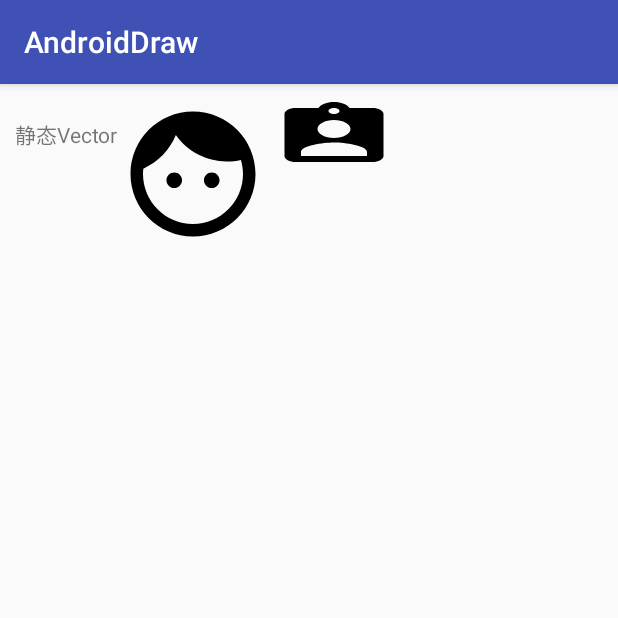
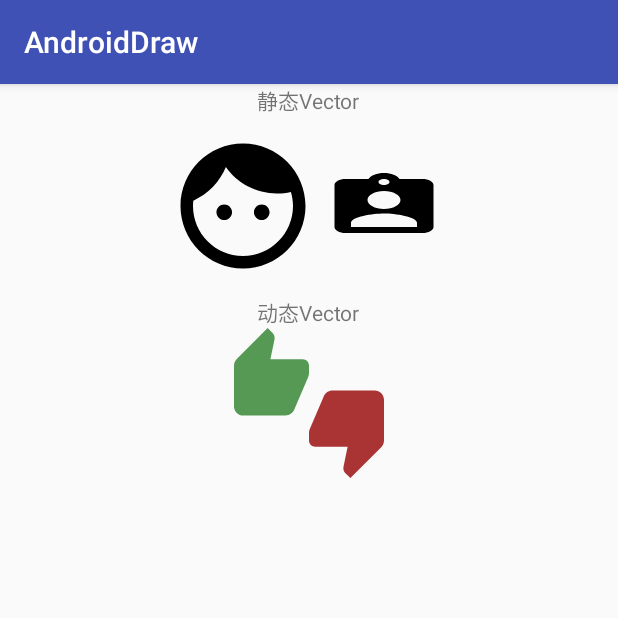
Before and after one commit to gjnm/AndroidDraw, an Android app: the VectorActivity screen opened directly, with no data from a screen before it, on a phone screen of 412 x 824 dp, the top half of it. Run offline under Robolectric (Android 15) with nearby library versions, the phone set to English and light mode, and no system bars.

Commit message:
change:添加动态的VectorDrawable

```diff
--- a/app/src/main/java/com/gjnm/androiddraw/VectorActivity.java
+++ b/app/src/main/java/com/gjnm/androiddraw/VectorActivity.java
@@ -1,13 +1,18 @@
 package com.gjnm.androiddraw;
 
+import android.graphics.drawable.Animatable;
+import android.graphics.drawable.Drawable;
 import android.os.Bundle;
 import android.support.v7.app.AppCompatActivity;
+import android.view.View;
+import android.widget.ImageView;
 
 /**
  * Created by gaojian12 on 17/8/27.
  */
 
 public class VectorActivity extends AppCompatActivity {
+    public ImageView arrow;
     @Override
     protected void onCreate(Bundle savedInstanceState) {
         super.onCreate(savedInstanceState);
@@ -16,7 +21,10 @@ public class VectorActivity extends AppCompatActivity {
     }
 
     private void init() {
-
-
+        arrow = (ImageView) findViewById(R.id.arrow);
+        Drawable drawable = arrow.getDrawable();
+        if(drawable instanceof Animatable){
+            ((Animatable)drawable).start();
+        }
     }
 }
--- /dev/null
+++ b/app/src/main/res/animator/anim_left.xml
@@ -0,0 +1,12 @@
+<?xml version="1.0" encoding="utf-8"?>
+<objectAnimator xmlns:android="http://schemas.android.com/apk/res/android"
+    android:duration="1000"
+    android:repeatMode="reverse"
+    android:repeatCount="infinite"
+    android:propertyName="translateX"
+    android:valueFrom="0dp"
+    android:valueTo="2dp"
+    android:valueType="floatType">
+
+
+</objectAnimator>
--- /dev/null
+++ b/app/src/main/res/animator/anim_right.xml
@@ -0,0 +1,12 @@
+<?xml version="1.0" encoding="utf-8"?>
+<objectAnimator xmlns:android="http://schemas.android.com/apk/res/android"
+    android:duration="1000"
+    android:propertyName="translateX"
+    android:repeatCount="infinite"
+    android:repeatMode="reverse"
+    android:valueFrom="0dp"
+    android:valueTo="-2dp"
+    android:valueType="floatType">
+
+
+</objectAnimator>
--- /dev/null
+++ b/app/src/main/res/drawable/arrow_anim.xml
@@ -0,0 +1,12 @@
+<?xml version="1.0" encoding="utf-8"?>
+<animated-vector xmlns:android="http://schemas.android.com/apk/res/android"
+    android:drawable="@drawable/ic_thumbs_up_down_black_24dp">
+    <target
+        android:name="arrow_left"
+        android:animation="@animator/anim_left" />
+
+    <target
+        android:name="arrow_right"
+        android:animation="@animator/anim_right" />
+
+    </animated-vector>
--- /dev/null
+++ b/app/src/main/res/drawable/ic_thumbs_up_down_black_24dp.xml
@@ -0,0 +1,20 @@
+<vector xmlns:android="http://schemas.android.com/apk/res/android"
+    android:width="24dp"
+    android:height="24dp"
+    android:viewportHeight="24.0"
+    android:viewportWidth="24.0">
+    <group
+        android:name="arrow_left">
+        <path
+            android:fillColor="#FF559955"
+            android:pathData="M12,6c0,-0.55 -0.45,-1 -1,-1L5.82,5l0.66,-3.18 0.02,-0.23c0,-0.31 -0.13,-0.59 -0.33,-0.8L5.38,0 0.44,4.94C0.17,5.21 0,5.59 0,6v6.5c0,0.83 0.67,1.5 1.5,1.5h6.75c0.62,0 1.15,-0.38 1.38,-0.91l2.26,-5.29c0.07,-0.17 0.11,-0.36 0.11,-0.55L12,6z" />
+    </group>
+
+    <group
+        android:name="arrow_right">
+        <path
+            android:fillColor="#FFaa3333"
+            android:pathData="M22.5,10h-6.75c-0.62,0 -1.15,0.38 -1.38,0.91l-2.26,5.29c-0.07,0.17 -0.11,0.36 -0.11,0.55L12,18c0,0.55 0.45,1 1,1h5.18l-0.66,3.18 -0.02,0.24c0,0.31 0.13,0.59 0.33,0.8l0.79,0.78 4.94,-4.94c0.27,-0.27 0.44,-0.65 0.44,-1.06v-6.5c0,-0.83 -0.67,-1.5 -1.5,-1.5z" />
+
+    </group>
+</vector>
--- a/app/src/main/res/layout/activity_vector.xml
+++ b/app/src/main/res/layout/activity_vector.xml
@@ -8,19 +8,20 @@
     <LinearLayout
         android:layout_width="match_parent"
         android:layout_height="match_parent"
+        android:gravity="center"
         android:orientation="vertical">
+
+        <TextView
+            android:layout_width="wrap_content"
+            android:layout_height="wrap_content"
+            android:text="静态Vector" />
 
         <LinearLayout
             android:layout_width="match_parent"
             android:layout_height="wrap_content"
-            android:layout_gravity="center_vertical"
+            android:gravity="center"
             android:orientation="horizontal"
             android:padding="10dp">
-
-            <TextView
-                android:layout_width="wrap_content"
-                android:layout_height="wrap_content"
-                android:text="静态Vector" />
 
             <ImageView
                 android:layout_width="100dp"
@@ -34,6 +35,17 @@
 
         </LinearLayout>
 
+        <TextView
+            android:layout_width="wrap_content"
+            android:layout_height="wrap_content"
+            android:text="动态Vector" />
+
+
+        <ImageView
+            android:id="@+id/arrow"
+            android:layout_width="100dp"
+            android:layout_height="100dp"
+            app:srcCompat="@drawable/arrow_anim" />
 
     </LinearLayout>
 </ScrollView>
```
